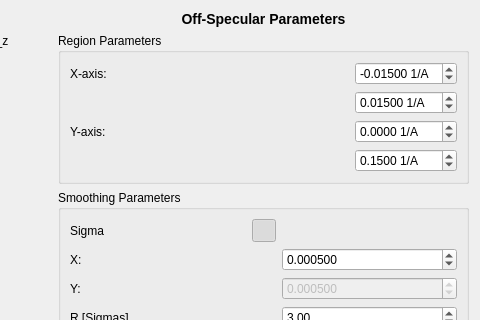
This is src/quicknxs/ui/ui_smooth_dialog.ui in neutrons/quicknxs as Qt 5 draws it before an edit; both pictures show x 370 to 850 and y 0 to 320 of the 850 by 650 pixel window. The edited form follows.
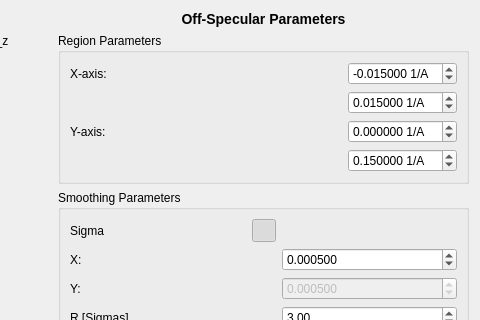
This is the edited form. Icons and pictures are not drawn. Custom widgets are drawn as their Qt base class.

Commit message: Define default values & increase decimal precision

The edit to the form file:
```diff
--- a/src/quicknxs/ui/ui_smooth_dialog.ui
+++ b/src/quicknxs/ui/ui_smooth_dialog.ui
@@ -109,7 +109,7 @@
              <string> 1/A</string>
             </property>
             <property name="decimals">
-             <number>5</number>
+             <number>6</number>
             </property>
             <property name="minimum">
              <double>-10.000000000000000</double>
@@ -147,7 +147,7 @@
              <string> 1/A</string>
             </property>
             <property name="decimals">
-             <number>5</number>
+             <number>6</number>
             </property>
             <property name="minimum">
              <double>-10.000000000000000</double>
@@ -179,7 +179,7 @@
              <string> 1/A</string>
             </property>
             <property name="decimals">
-             <number>4</number>
+             <number>6</number>
             </property>
             <property name="minimum">
              <double>-1.000000000000000</double>
@@ -217,7 +217,7 @@
              <string> 1/A</string>
             </property>
             <property name="decimals">
-             <number>4</number>
+             <number>6</number>
             </property>
             <property name="minimum">
              <double>-1.000000000000000</double>
```
The commit also changes 2 other files.
